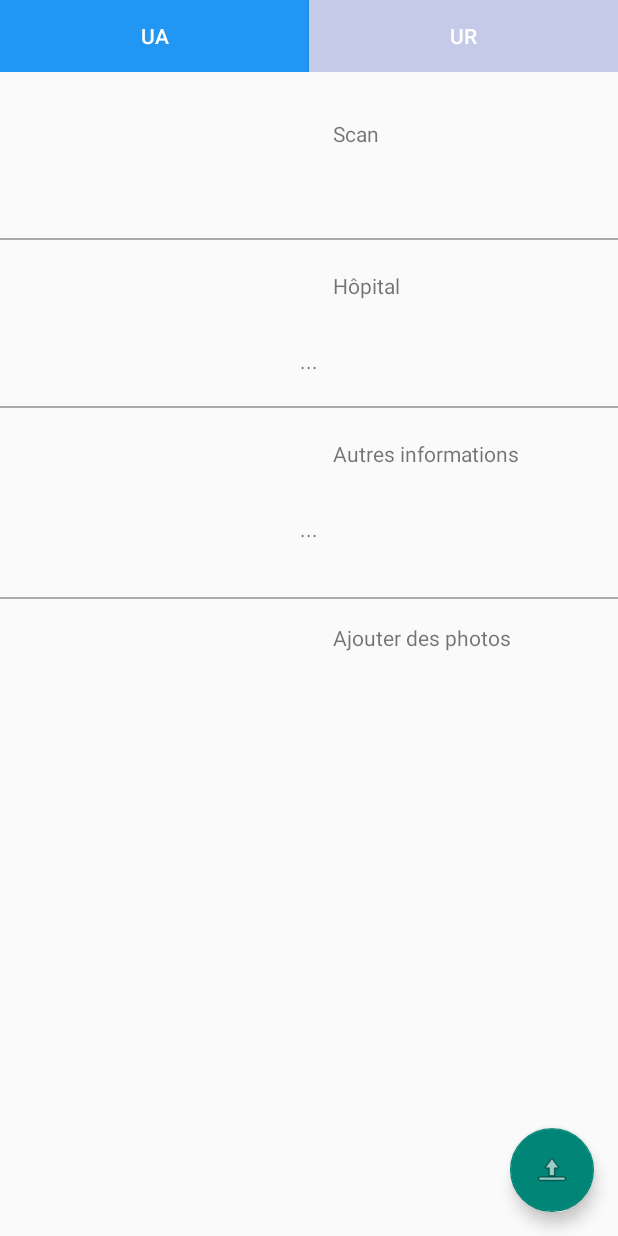
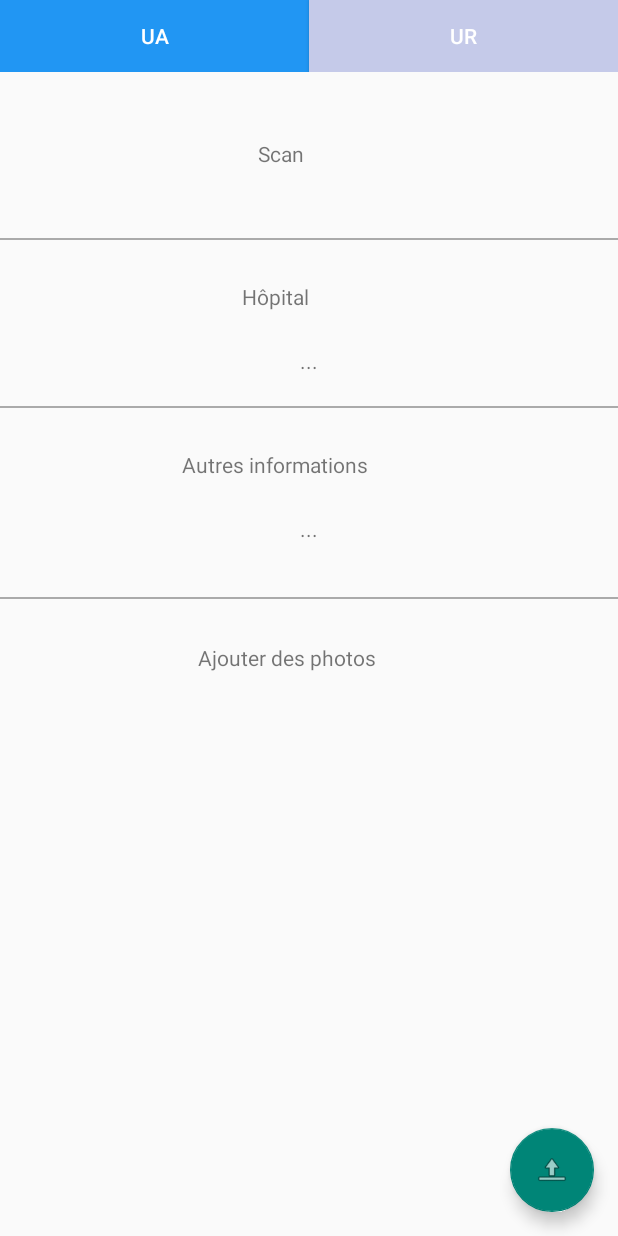
Before and after one commit to sebprunier/necmergitur, an Android app: the screen it shows after launch (MainActivity), on a phone screen of 412 x 824 dp. Run offline under Robolectric (Android 15) with nearby library versions, the phone set to English and light mode, and no system bars; our stand-ins replace ButterKnife, Picasso; libraries missing offline, so code that uses them is left out: com.google.zxing.integration, com.mikepenz.iconics, com.mikepenz.material_design_iconic_typeface_library; pictures from the network do not load; 6 statements that could not run were skipped.

Commit message:
refactoring 232

```diff
--- a/necmergitur-android/app/src/main/res/layout/content_main.xml
+++ b/necmergitur-android/app/src/main/res/layout/content_main.xml
@@ -61,7 +61,7 @@
                 android:layout_height="80dp"
                 android:padding="16dp"
                 android:id="@+id/layoutQRCode"
-                android:layout_gravity="center_vertical"
+                android:layout_gravity="center"
                 android:layout_marginTop="15dp"
                 android:layout_marginBottom="15dp">
 
@@ -69,10 +69,11 @@
                     android:layout_width="wrap_content"
                     android:layout_height="wrap_content"
                     android:id="@+id/qrcode_icon"
-                    android:layout_alignParentLeft="false"
+                    android:layout_alignParentLeft="true"
                     android:layout_alignParentTop="false"
                     android:layout_marginRight="16dp"
-                    android:layout_centerInParent="true" />
+                    android:layout_centerInParent="true"
+                    android:layout_marginLeft="140dp" />
 
                 <TextView
                     android:layout_width="wrap_content"
@@ -83,7 +84,8 @@
                     android:text="Scan"
                     android:layout_alignParentRight="false"
                     android:layout_toRightOf="@+id/qrcode_icon"
-                    android:layout_centerHorizontal="true" />
+                    android:layout_centerHorizontal="true"
+                    android:layout_marginTop="13dp" />
 
             </RelativeLayout>
 
@@ -104,11 +106,12 @@
                     android:layout_width="wrap_content"
                     android:layout_height="wrap_content"
                     android:id="@+id/hospital_icon"
-                    android:layout_alignParentLeft="false"
-                    android:layout_alignParentTop="true"
+                    android:layout_alignParentLeft="true"
+                    android:layout_alignParentTop="false"
                     android:layout_marginRight="16dp"
                     android:layout_marginBottom="10dp"
-                    android:layout_centerHorizontal="true" />
+                    android:layout_centerHorizontal="true"
+                    android:layout_marginLeft="140dp" />
 
                 <TextView
                     android:layout_width="wrap_content"
@@ -119,7 +122,8 @@
                     android:text="Hôpital"
                     android:layout_alignParentRight="false"
                     android:layout_toRightOf="@+id/hospital_icon"
-                    android:layout_centerHorizontal="true" />
+                    android:layout_centerHorizontal="true"
+                    android:layout_marginTop="7dp" />
 
                 <TextView
                     android:layout_width="wrap_content"
@@ -151,11 +155,12 @@
                     android:layout_width="wrap_content"
                     android:layout_height="wrap_content"
                     android:id="@+id/description_icon"
-                    android:layout_alignParentLeft="false"
+                    android:layout_alignParentLeft="true"
                     android:layout_alignParentTop="false"
                     android:layout_marginRight="16dp"
                     android:layout_marginBottom="10dp"
-                    android:layout_centerHorizontal="true" />
+                    android:layout_centerHorizontal="true"
+                    android:layout_marginLeft="100dp" />
 
                 <TextView
                     android:layout_width="wrap_content"
@@ -166,7 +171,8 @@
                     android:text="Autres informations"
                     android:layout_alignParentRight="false"
                     android:layout_toRightOf="@+id/description_icon"
-                    android:layout_centerHorizontal="true" />
+                    android:layout_centerHorizontal="true"
+                    android:layout_marginTop="7dp" />
 
                 <TextView
                     android:layout_width="wrap_content"
@@ -197,10 +203,11 @@
                     android:layout_width="wrap_content"
                     android:layout_height="wrap_content"
                     android:id="@+id/photo_icon"
-                    android:layout_alignParentLeft="false"
+                    android:layout_alignParentLeft="true"
                     android:layout_alignParentTop="false"
                     android:layout_marginRight="16dp"
-                    android:layout_centerInParent="true" />
+                    android:layout_centerInParent="true"
+                    android:layout_marginLeft="100dp" />
 
                 <TextView
                     android:layout_width="wrap_content"
@@ -211,7 +218,8 @@
                     android:text="Ajouter des photos"
                     android:layout_alignParentRight="false"
                     android:layout_toRightOf="@+id/photo_icon"
-                    android:layout_centerHorizontal="true" />
+                    android:layout_centerHorizontal="true"
+                    android:layout_marginTop="13dp" />
 
             </RelativeLayout>
 
```
